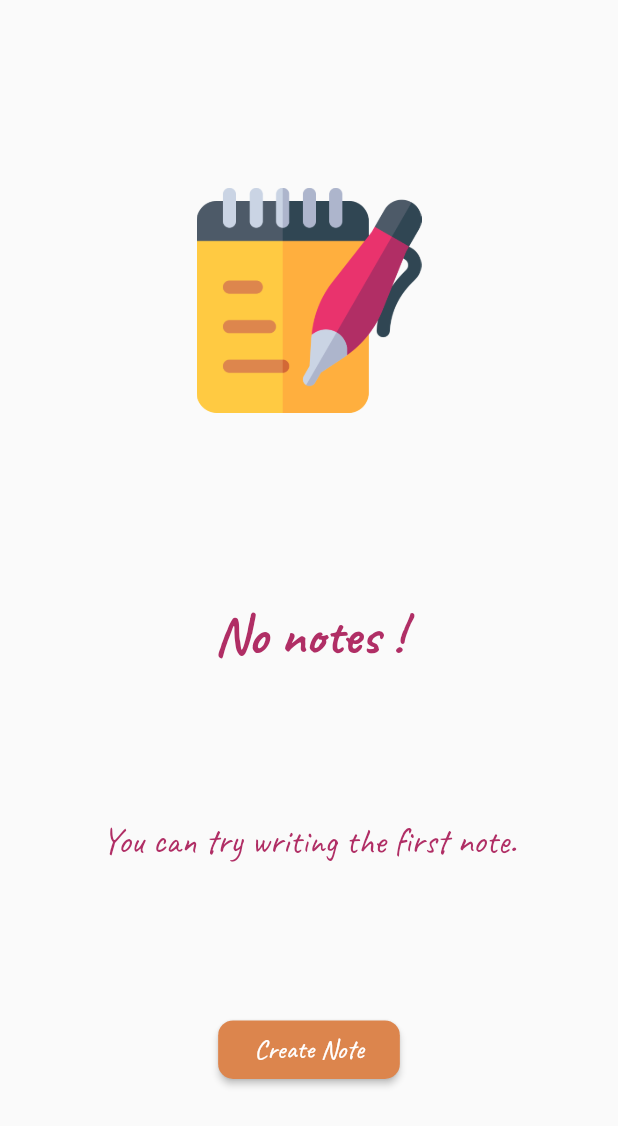
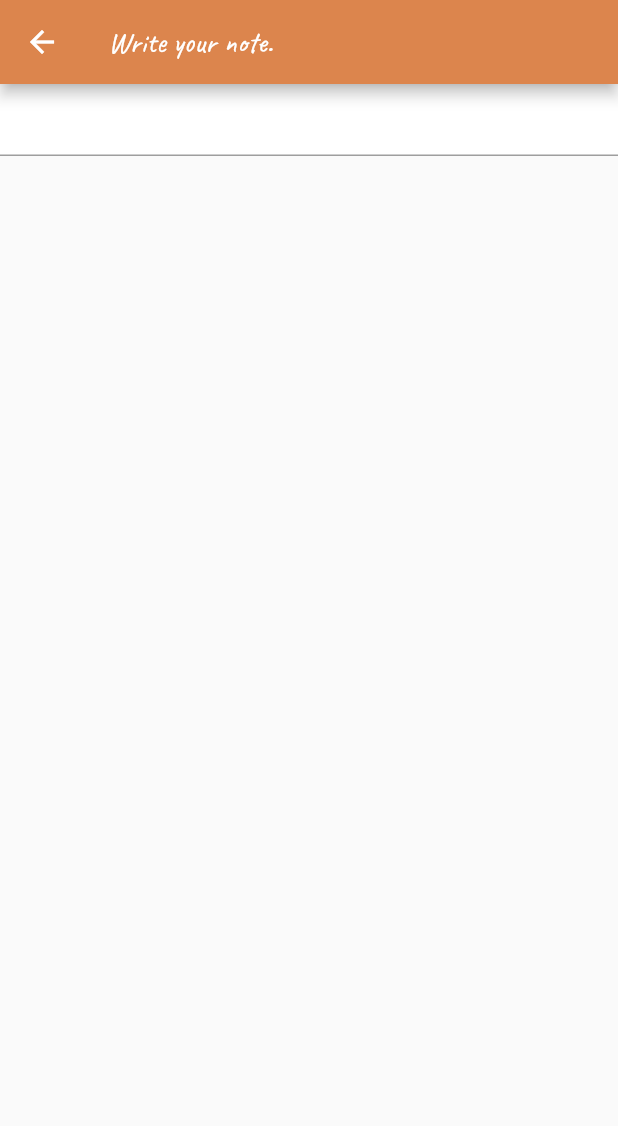
Before and after one commit to kabirnayeem99/flutter_note_app, a Flutter app: the screen it shows after launch, after a tap on "Create Note", on a phone screen of 412 x 824 dp. Shown: the top 1126 px of the screen. Run offline on Flutter 3.47's test engine with Material 2 defaults, Android fonts, the phone set to English and light mode, and no system bars.

Commit message:
💬 add the write note screen

```diff
--- a/lib/main.dart
+++ b/lib/main.dart
@@ -1,4 +1,3 @@
-import 'package:flutter/cupertino.dart';
 import 'package:flutter/material.dart';
 import 'ui/screens/no_notes_screen.dart';
 
--- a/lib/ui/screens/no_notes_screen.dart
+++ b/lib/ui/screens/no_notes_screen.dart
@@ -1,6 +1,7 @@
 import 'package:flutter/cupertino.dart';
 import 'package:flutter/material.dart';
 import 'package:flutter_note_app/constants.dart';
+import 'package:flutter_note_app/ui/screens/write_note_screen.dart';
 
 class NoNotesScreen extends StatelessWidget {
   const NoNotesScreen({
@@ -56,7 +57,14 @@ class NoNotesScreen extends StatelessWidget {
                 ),
               ),
               color: buttonColor,
-              onPressed: () => {},
+              onPressed: () => {
+                Navigator.push(
+                  context,
+                  MaterialPageRoute(
+                    builder: (context) => WriteNoteScreen(),
+                  ),
+                ),
+              },
             ),
           ],
         ),
--- a/lib/ui/screens/write_note_screen.dart
+++ b/lib/ui/screens/write_note_screen.dart
@@ -0,0 +1,18 @@
+import 'package:flutter/material.dart';
+import 'package:flutter_note_app/constants.dart';
+
+class WriteNoteScreen extends StatefulWidget {
+  @override
+  _WriteNoteScreenState createState() => _WriteNoteScreenState();
+}
+
+class _WriteNoteScreenState extends State<WriteNoteScreen> {
+  @override
+  Widget build(BuildContext context) {
+    return Scaffold(
+      appBar: AppBar(title: Text("Write your note."), backgroundColor: buttonColor,),
+      body: Container(color: Colors.white,
+      child: TextField(),),
+    );
+  }
+}
```
